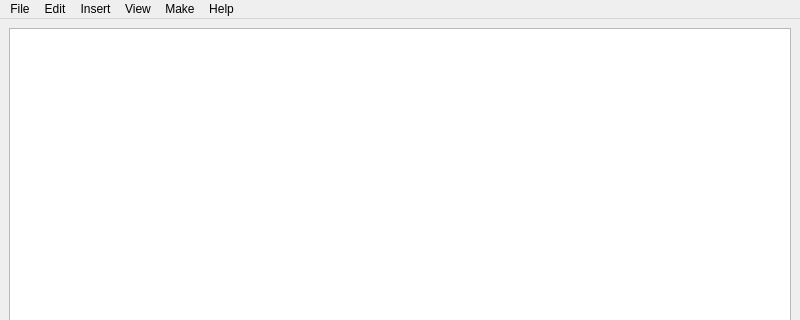
First picture: the form in Pdf4QtDocPageOrganizer/mainwindow.ui, repository JakubMelka/PDF4QT, before the edit; both pictures show x 0 to 800 and y 0 to 320 of the 800 by 600 pixel window.
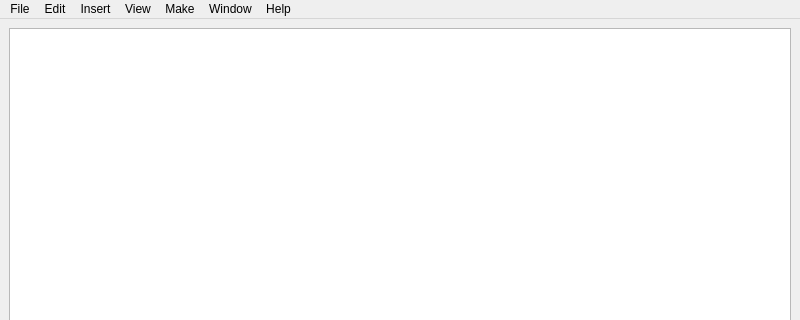
Second picture: the form after the edit. Icons and pictures are not drawn.

Patch:
```diff
--- a/Pdf4QtDocPageOrganizer/mainwindow.ui
+++ b/Pdf4QtDocPageOrganizer/mainwindow.ui
@@ -115,11 +115,17 @@
     <addaction name="actionGet_Source"/>
     <addaction name="actionAbout"/>
    </widget>
+   <widget class="QMenu" name="menuWindow">
+    <property name="title">
+     <string>Window</string>
+    </property>
+   </widget>
    <addaction name="menuFile"/>
    <addaction name="menuEdit"/>
    <addaction name="menuInsert"/>
    <addaction name="menuView"/>
    <addaction name="menuMake"/>
+   <addaction name="menuWindow"/>
    <addaction name="menuHelp"/>
   </widget>
   <widget class="QStatusBar" name="statusbar"/>
```
